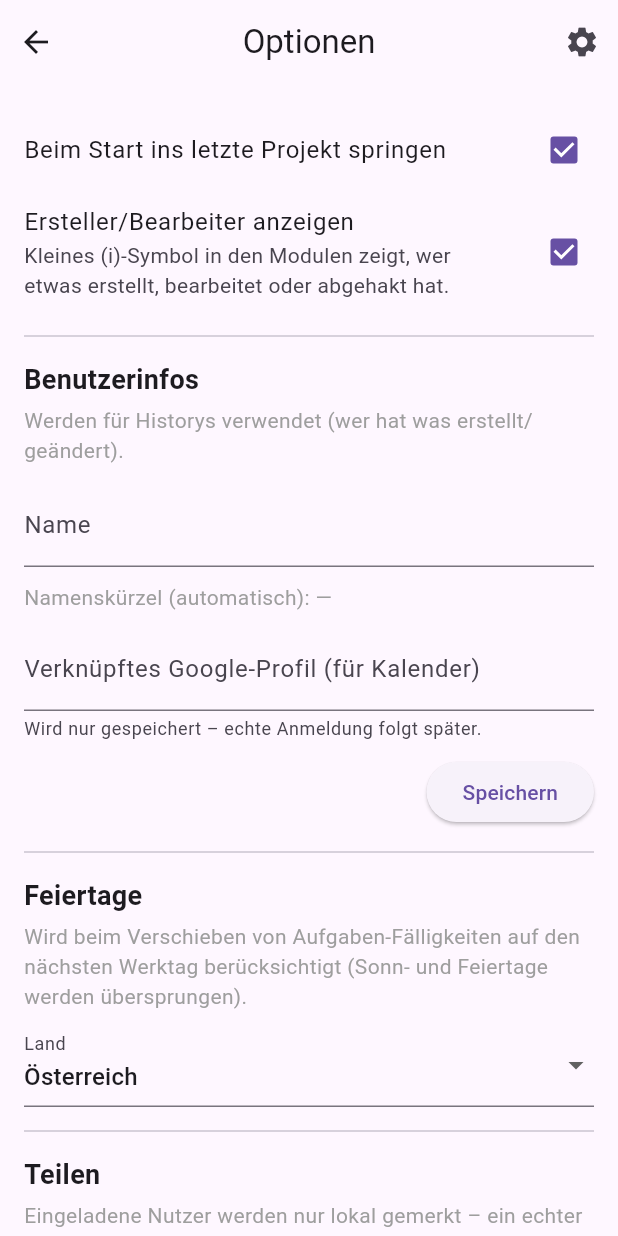
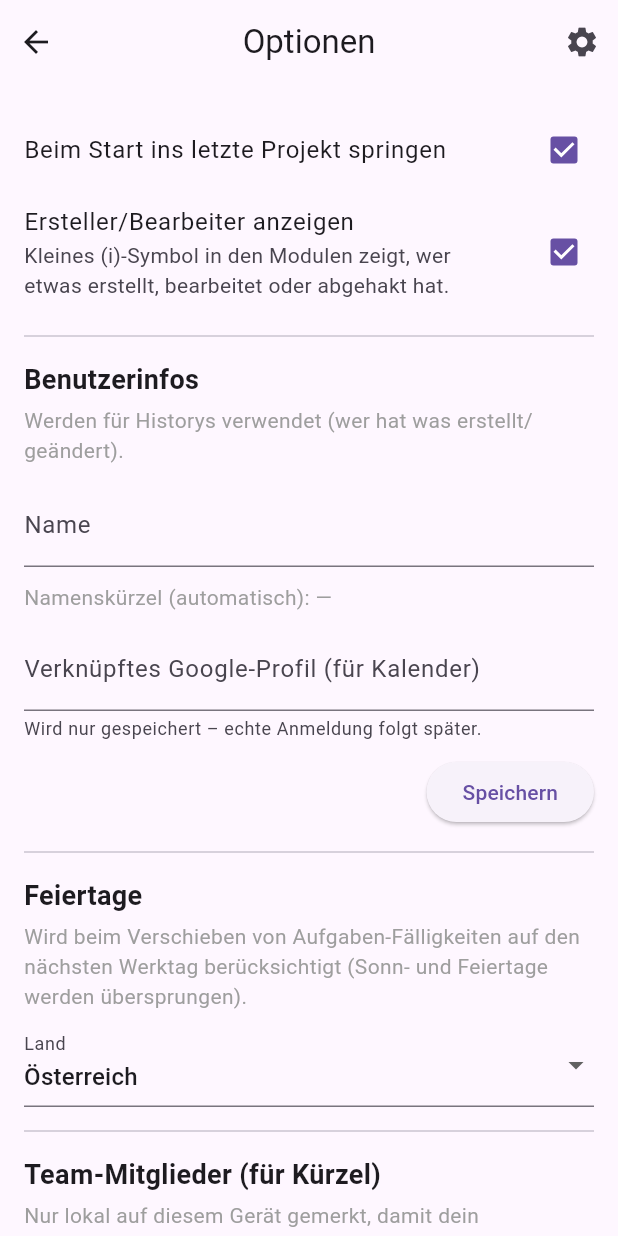
Before and after one commit to VR91Os/Erwinator, a Flutter app: the screen it shows after launch, after a tap on the "settings" icon, on a phone screen of 412 x 824 dp. Run offline on Flutter 3.47's test engine with Material 3 defaults, Android fonts, the phone set to English and light mode, and no system bars; our stand-ins replace file_picker, flutter_contacts, flutter_local_notifications, flutter_timezone, qr_flutter, share_plus and 4 more; accounts and stored records are empty.

Commit message:
Globale Fehlerbehandlung mit Fehlerprotokoll, Nachhol-Benachrichtigung für verpasste Prio-Warnschwellen, Teilen-Verwirrung in Optionen behoben
Unerwartete Fehler (Flutter-Framework und außerhalb, z.B. nicht
abgefangene Future-Fehler) landen jetzt im neuen ErrorLogService statt
spurlos zu verschwinden – einsehbar unter Optionen -> Diagnose ->
Fehlerprotokoll. Wichtig zum Nachvollziehen von Problemen beim Testen
auf dem Handy ohne Dev-Konsole.

Verstreicht die Prio-Warnschwelle einer Aufgabe, während die App zu
war, kommt jetzt eine sofortige Nachhol-Benachrichtigung statt die
Aufgabe stillschweigend zu überspringen (dedupliziert über
SharedPreferences, damit sie nicht bei jedem Sync erneut feuert).

Der alte lokale "Nutzer einladen"-Stub in den Optionen hieß
missverständlich "Teilen" und suggerierte einen echten Einladungsversand
– umbenannt zu "Team-Mitglieder (für Kürzel)" mit klarem Hinweis auf den
echten Teilen-Weg (Einladungscode/QR im jeweiligen Projekt).

Co-Authored-By: Claude Sonnet 5 <noreply@anthropic.com>

```diff
--- a/lib/main.dart
+++ b/lib/main.dart
@@ -1,16 +1,37 @@
+import 'dart:async';
+
+import 'package:flutter/foundation.dart';
 import 'package:flutter/material.dart';
 import 'package:provider/provider.dart';
 import 'package:supabase_flutter/supabase_flutter.dart';
 
 import 'screens/start_screen.dart';
+import 'services/error_log_service.dart';
 import 'services/notification_service.dart';
 import 'state/documentation_store.dart';
 import 'state/project_store.dart';
 import 'state/settings_store.dart';
 import 'supabase_config.dart';
 
-void main() async {
+// Fängt sonst unsichtbare Abstürze/Fehler app-weit ein (sowohl im
+// Flutter-Widget-Baum als auch außerhalb, z.B. in nicht abgefangenen
+// Future-Fehlern) und protokolliert sie im ErrorLogService, statt sie
+// stillschweigend zu verlieren – wichtig, weil beim Testen auf dem Handy
+// auf der Baustelle niemand eine Dev-Konsole mitlaufen hat.
+void main() {
+  runZonedGuarded(() async {
     WidgetsFlutterBinding.ensureInitialized();
+
+    FlutterError.onError = (details) {
+      FlutterError.presentError(details);
+      ErrorLogService.instance
+          .record(details.exceptionAsString(), details.stack.toString());
+    };
+    PlatformDispatcher.instance.onError = (error, stack) {
+      ErrorLogService.instance.record(error.toString(), stack.toString());
+      return true;
+    };
+
     await NotificationService.instance.init();
 
     // Projekt-Teilen ist optional: ohne ausgefüllte supabase_config.dart
@@ -22,6 +43,9 @@ void main() async {
       );
     }
     runApp(const BaustellenApp());
+  }, (error, stack) {
+    ErrorLogService.instance.record(error.toString(), stack.toString());
+  });
 }
 
 class BaustellenApp extends StatelessWidget {
@@ -34,6 +58,7 @@ class BaustellenApp extends StatelessWidget {
         ChangeNotifierProvider(create: (_) => ProjectStore()..init()),
         ChangeNotifierProvider(create: (_) => SettingsStore()..init()),
         ChangeNotifierProvider(create: (_) => DocumentationStore()..init()),
+        ChangeNotifierProvider.value(value: ErrorLogService.instance),
       ],
       child: MaterialApp(
         title: 'Erwinator',
--- a/lib/screens/settings_screen.dart
+++ b/lib/screens/settings_screen.dart
@@ -1,10 +1,12 @@
 import 'package:flutter/material.dart';
 import 'package:provider/provider.dart';
 
+import '../services/error_log_service.dart';
 import '../state/settings_store.dart';
 import '../utils/holidays.dart';
 import '../utils/kurzzeichen.dart';
 import '../widgets/app_bar.dart';
+import 'error_log_screen.dart';
 
 class SettingsScreen extends StatefulWidget {
   const SettingsScreen({super.key});
@@ -51,7 +53,7 @@ class _SettingsScreenState extends State<SettingsScreen> {
       context: context,
       builder: (dialogContext) {
         return AlertDialog(
-          title: const Text("Nutzer zum Teilen einladen"),
+          title: const Text("Team-Mitglied hinzufügen"),
           content: Column(
             mainAxisSize: MainAxisSize.min,
             children: [
@@ -81,7 +83,7 @@ class _SettingsScreenState extends State<SettingsScreen> {
                     );
                 Navigator.pop(dialogContext);
               },
-              child: const Text("Einladen"),
+              child: const Text("Hinzufügen"),
             ),
           ],
         );
@@ -195,19 +197,23 @@ class _SettingsScreenState extends State<SettingsScreen> {
           const Divider(height: 32),
 
           const Text(
-            "Teilen",
+            "Team-Mitglieder (für Kürzel)",
             style: TextStyle(fontSize: 18, fontWeight: FontWeight.bold),
           ),
           const SizedBox(height: 4),
           const Text(
-            "Eingeladene Nutzer werden nur lokal gemerkt – ein echter Versand ist noch nicht angebunden.",
+            "Nur lokal auf diesem Gerät gemerkt, damit dein automatisch "
+            "generiertes Namenskürzel oben nicht mit dem anderer "
+            "Team-Mitglieder kollidiert – kein Projekt-Teilen. Ein Projekt "
+            "teilst du direkt im jeweiligen Projekt über \"Projekt teilen\" "
+            "(Einladungscode/QR-Code).",
             style: TextStyle(color: Colors.grey),
           ),
           const SizedBox(height: 8),
           if (settings.invitedUsers.isEmpty)
             const Padding(
               padding: EdgeInsets.symmetric(vertical: 8),
-              child: Text("Noch niemand eingeladen"),
+              child: Text("Noch keine weiteren Team-Mitglieder erfasst"),
             ),
           ...settings.invitedUsers.map((user) {
             return ListTile(
@@ -232,7 +238,36 @@ class _SettingsScreenState extends State<SettingsScreen> {
           ElevatedButton.icon(
             onPressed: _showInviteDialog,
             icon: const Icon(Icons.person_add_alt),
-            label: const Text("Nutzer einladen"),
+            label: const Text("Team-Mitglied hinzufügen"),
+          ),
+          const Divider(height: 32),
+
+          const Text(
+            "Diagnose",
+            style: TextStyle(fontSize: 18, fontWeight: FontWeight.bold),
+          ),
+          const SizedBox(height: 8),
+          Consumer<ErrorLogService>(
+            builder: (context, errorLog, _) => ListTile(
+              contentPadding: EdgeInsets.zero,
+              leading: Icon(
+                errorLog.entries.isEmpty
+                    ? Icons.check_circle_outline
+                    : Icons.warning_amber_outlined,
+                color: errorLog.entries.isEmpty ? null : Colors.orange,
+              ),
+              title: const Text("Fehlerprotokoll"),
+              subtitle: Text(
+                errorLog.entries.isEmpty
+                    ? "Keine Fehler aufgezeichnet"
+                    : "${errorLog.entries.length} aufgezeichnet",
+              ),
+              trailing: const Icon(Icons.chevron_right),
+              onTap: () => Navigator.push(
+                context,
+                MaterialPageRoute(builder: (context) => const ErrorLogScreen()),
+              ),
+            ),
           ),
         ],
       ),
--- /dev/null
+++ b/lib/services/error_log_service.dart
@@ -0,0 +1,35 @@
+import 'package:flutter/foundation.dart';
+
+class AppErrorEntry {
+  final DateTime time;
+  final String message;
+  final String? detail;
+
+  AppErrorEntry({required this.time, required this.message, this.detail});
+}
+
+// Sammelt unerwartete Fehler app-weit sichtbar, statt sie nur (falls
+// überhaupt) in der Konsole verschwinden zu lassen – wichtig, weil beim
+// Testen auf dem Handy auf der Baustelle niemand eine Dev-Konsole
+// mitlaufen hat. Kein externer Dienst (Sentry o.ä.) angebunden, bewusst
+// rein lokal, bis das explizit gewünscht wird.
+class ErrorLogService extends ChangeNotifier {
+  ErrorLogService._();
+  static final instance = ErrorLogService._();
+
+  static const _maxEntries = 50;
+  final List<AppErrorEntry> entries = [];
+
+  void record(String message, [String? detail]) {
+    entries.insert(0, AppErrorEntry(time: DateTime.now(), message: message, detail: detail));
+    if (entries.length > _maxEntries) {
+      entries.removeRange(_maxEntries, entries.length);
+    }
+    notifyListeners();
+  }
+
+  void clear() {
+    entries.clear();
+    notifyListeners();
+  }
+}
--- a/lib/services/notification_service.dart
+++ b/lib/services/notification_service.dart
@@ -1,6 +1,7 @@
 import 'package:flutter/foundation.dart';
 import 'package:flutter_local_notifications/flutter_local_notifications.dart';
 import 'package:flutter_timezone/flutter_timezone.dart';
+import 'package:shared_preferences/shared_preferences.dart';
 import 'package:timezone/data/latest.dart' as tz_data;
 import 'package:timezone/timezone.dart' as tz;
 
@@ -66,6 +67,11 @@ class NotificationService {
   // Stabile Notification-ID aus der (app-weit eindeutigen) Task-ID.
   int _notificationId(String taskId) => taskId.hashCode & 0x7fffffff;
 
+  // Merkt sich lokal, für welche Aufgaben bereits eine
+  // Nachhol-Benachrichtigung (siehe unten) gezeigt wurde, damit sie bei
+  // jedem Sync (der bei jeder Projekt-Änderung läuft) nicht erneut feuert.
+  static const _catchUpPrefsKey = 'baustelli_overdue_notified_task_ids';
+
   Future<void> syncForProjects(List<Project> projects) async {
     if (!_initialized) return;
     try {
@@ -73,6 +79,11 @@ class NotificationService {
     } catch (_) {
       return;
     }
+
+    final prefs = await SharedPreferences.getInstance();
+    final alreadyNotified =
+        (prefs.getStringList(_catchUpPrefsKey) ?? const []).toSet();
+    final stillOverdue = <String>{};
 
     final now = DateTime.now();
     for (final project in projects) {
@@ -87,17 +98,35 @@ class NotificationService {
             }
             final target = task.dueDate!
                 .subtract(Duration(days: project.priorityWarningDays));
-            if (!target.isAfter(now)) continue;
+            if (target.isAfter(now)) {
               await _schedule(
                 id: _notificationId(task.id),
                 scheduledDate: target,
                 title: 'Prio-Aufgabe bald fällig: ${gewerk.name}',
                 body: '${project.name}: ${task.name}',
               );
+              continue;
+            }
+            // Warnschwelle liegt bereits in der Vergangenheit – die App
+            // war zu dem Zeitpunkt vermutlich nicht offen, sonst wäre
+            // die Aufgabe schon oben geplant worden. Statt sie
+            // stillschweigend zu überspringen, einmalig sofort nachholen.
+            stillOverdue.add(task.id);
+            if (!alreadyNotified.contains(task.id)) {
+              await _showNow(
+                id: _notificationId(task.id),
+                title: 'Prio-Aufgabe überfällig: ${gewerk.name}',
+                body: '${project.name}: ${task.name}',
+              );
             }
           }
         }
       }
+    }
+
+    try {
+      await prefs.setStringList(_catchUpPrefsKey, stillOverdue.toList());
+    } catch (_) {}
   }
 
   Future<void> _schedule({
@@ -132,4 +161,36 @@ class NotificationService {
       // in jedem Fall als Hinweis bestehen, die App darf nicht abstürzen.
     }
   }
+
+  // Sofortige Nachhol-Benachrichtigung für eine Warnschwelle, die die App
+  // bereits verpasst hat (siehe syncForProjects), statt einer zeitgeplanten.
+  Future<void> _showNow({
+    required int id,
+    required String title,
+    required String body,
+  }) async {
+    try {
+      await _plugin.show(
+        id: id,
+        title: title,
+        body: body,
+        notificationDetails: const NotificationDetails(
+          android: AndroidNotificationDetails(
+            'priority_warning',
+            'Prio-Aufgaben-Warnung',
+            channelDescription:
+                'Benachrichtigung, wenn eine offene Prio-Aufgabe die '
+                'eingestellte Warnschwelle vor der Fälligkeit erreicht.',
+            importance: Importance.high,
+            priority: Priority.high,
+          ),
+          iOS: DarwinNotificationDetails(),
+          macOS: DarwinNotificationDetails(),
+        ),
+      );
+    } catch (_) {
+      // Fehlende Berechtigung o.ä. -> die farbliche Reiter-Markierung bleibt
+      // in jedem Fall als Hinweis bestehen, die App darf nicht abstürzen.
     }
+  }
+}
```
Also changed, not shown: lib/screens/error_log_screen.dart (added, +59 -0 lines). Lines whose indentation alone changed are shown as unchanged.
